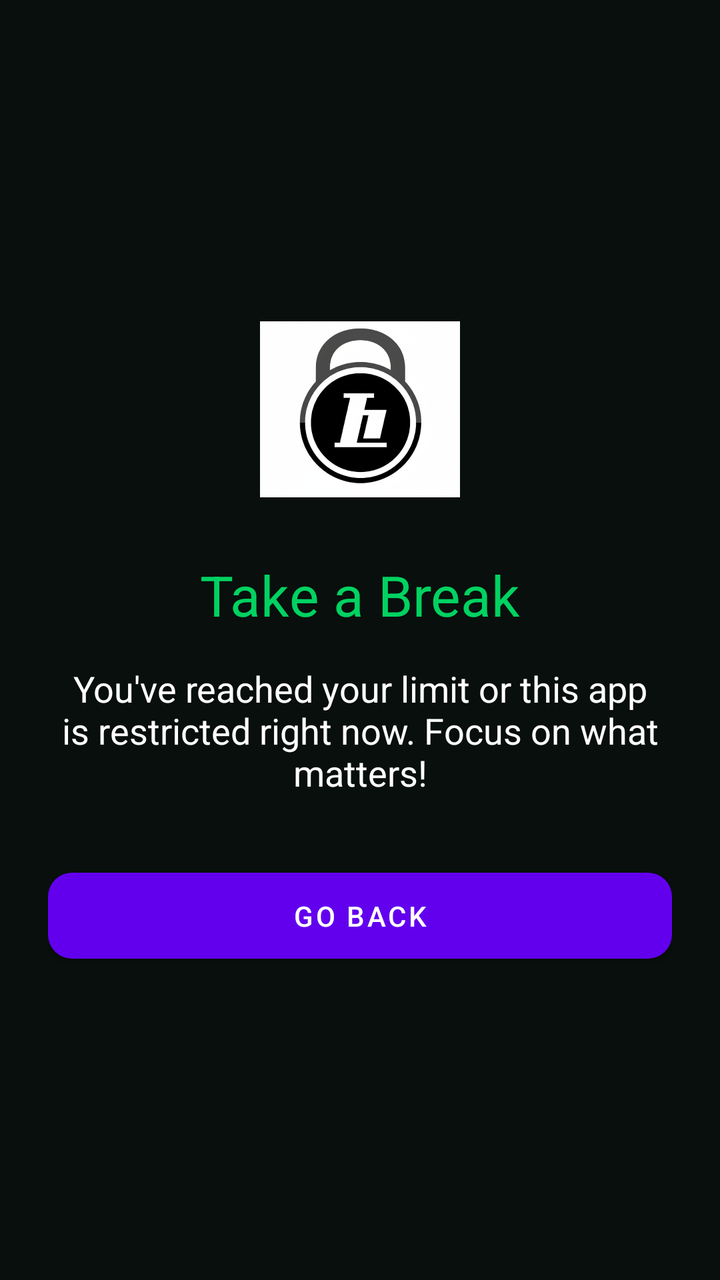
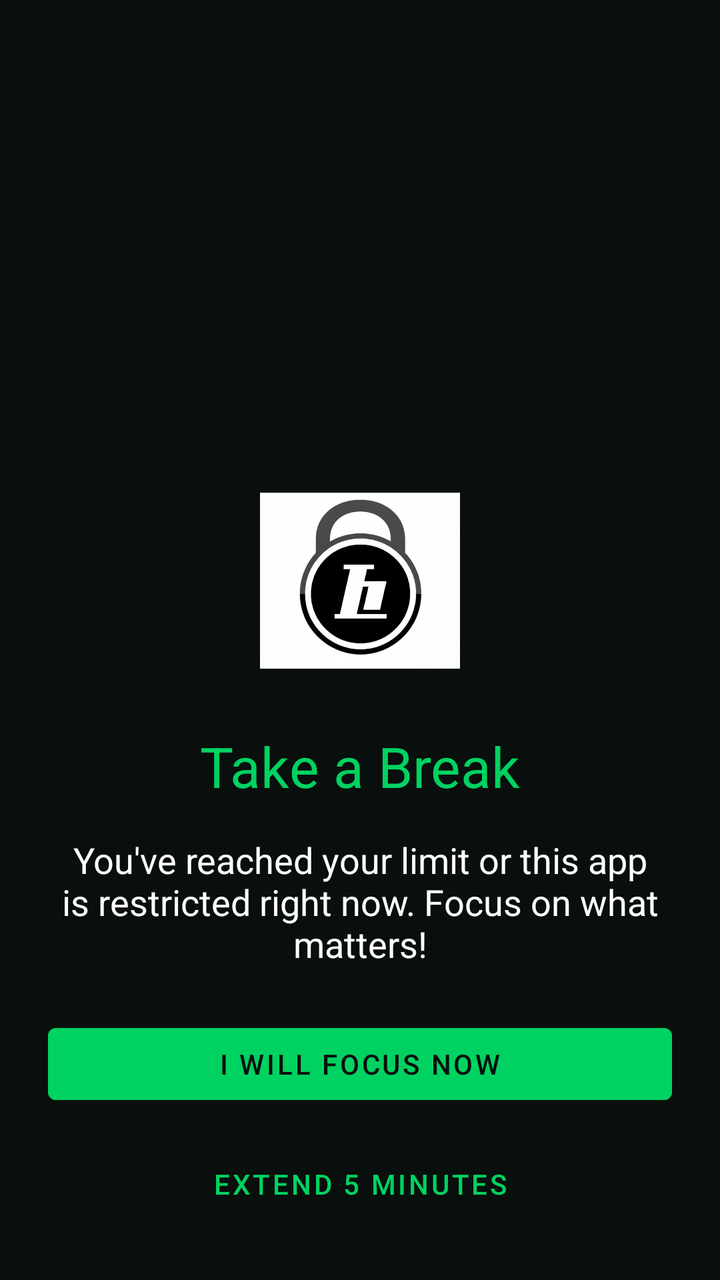

Before-and-after screenshots of an Android layout around one commit, followed by the original layout XML and the change that was made.
<!-- AndroidManifest.xml: activity theme Theme.MaterialComponents.DayNight.NoActionBar -->
<!-- res/layout/activity_warning.xml -->
<?xml version="1.0" encoding="utf-8"?>
<androidx.constraintlayout.widget.ConstraintLayout xmlns:android="http://schemas.android.com/apk/res/android"
    xmlns:app="http://schemas.android.com/apk/res-auto"
    android:layout_width="match_parent"
    android:layout_height="match_parent"
    android:background="@color/bg_dark"
    android:padding="24dp">

    <ImageView
        android:id="@+id/ivWarning"
        android:layout_width="100dp"
        android:layout_height="100dp"
        android:src="@drawable/app_logo"
        app:layout_constraintBottom_toTopOf="@+id/tvWarningTitle"
        app:layout_constraintEnd_toEndOf="parent"
        app:layout_constraintStart_toStartOf="parent"
        app:layout_constraintTop_toTopOf="parent"
        app:layout_constraintVertical_chainStyle="packed" />

    <TextView
        android:id="@+id/tvWarningTitle"
        android:layout_width="wrap_content"
        android:layout_height="wrap_content"
        android:layout_marginTop="24dp"
        android:fontFamily="sans-serif-bold"
        android:text="Take a Break"
        android:textColor="@color/accent_green"
        android:textSize="28sp"
        app:layout_constraintBottom_toTopOf="@+id/tvWarningMessage"
        app:layout_constraintEnd_toEndOf="parent"
        app:layout_constraintStart_toStartOf="parent"
        app:layout_constraintTop_toBottomOf="@+id/ivWarning" />

    <TextView
        android:id="@+id/tvWarningMessage"
        android:layout_width="0dp"
        android:layout_height="wrap_content"
        android:layout_marginTop="16dp"
        android:gravity="center"
        android:text="You've reached your limit or this app is restricted right now. Focus on what matters!"
        android:textColor="@color/text_primary"
        android:textSize="18sp"
        app:layout_constraintBottom_toTopOf="@+id/btnBack"
        app:layout_constraintEnd_toEndOf="parent"
        app:layout_constraintStart_toStartOf="parent"
        app:layout_constraintTop_toBottomOf="@+id/tvWarningTitle" />

    <com.google.android.material.button.MaterialButton
        android:id="@+id/btnBack"
        android:layout_width="match_parent"
        android:layout_height="wrap_content"
        android:layout_marginTop="32dp"
        android:padding="12dp"
        android:text="Go Back"
        app:cornerRadius="12dp"
        app:layout_constraintBottom_toBottomOf="parent"
        app:layout_constraintTop_toBottomOf="@+id/tvWarningMessage" />

</androidx.constraintlayout.widget.ConstraintLayout>
<!-- resources referenced by this layout -->
<resources>
  <color name="accent_green">#00D261</color>
  <color name="bg_dark">#080F0C</color>
  <color name="text_primary">#FFFFFF</color>
  <!-- drawable app_logo: png bitmap (drawable, 872334 bytes) -->
</resources>

<!-- the commit's change to res/layout/activity_warning.xml (unified diff, before → after) -->
@@ -45,15 +45,31 @@
         app:layout_constraintStart_toStartOf="parent"
         app:layout_constraintTop_toBottomOf="@+id/tvWarningTitle" />
 
-    <com.google.android.material.button.MaterialButton
-        android:id="@+id/btnBack"
+    <LinearLayout
         android:layout_width="match_parent"
         android:layout_height="wrap_content"
-        android:layout_marginTop="32dp"
-        android:padding="12dp"
-        android:text="Go Back"
-        app:cornerRadius="12dp"
+        android:orientation="vertical"
         app:layout_constraintBottom_toBottomOf="parent"
-        app:layout_constraintTop_toBottomOf="@+id/tvWarningMessage" />
+        app:layout_constraintTop_toBottomOf="@+id/tvWarningMessage">
+
+        <Button
+            android:id="@+id/btnBack"
+            android:layout_width="match_parent"
+            android:layout_height="wrap_content"
+            android:layout_marginTop="24dp"
+            android:text="I will focus now"
+            android:backgroundTint="@color/accent_green"
+            android:textColor="@color/bg_dark" />
+
+        <Button
+            android:id="@+id/btnExtend"
+            android:layout_width="match_parent"
+            android:layout_height="wrap_content"
+            android:layout_marginTop="12dp"
+            android:text="Extend 5 Minutes"
+            style="@style/Widget.MaterialComponents.Button.TextButton"
+            android:textColor="@color/accent_green" />
+
+    </LinearLayout>
 
 </androidx.constraintlayout.widget.ConstraintLayout>
